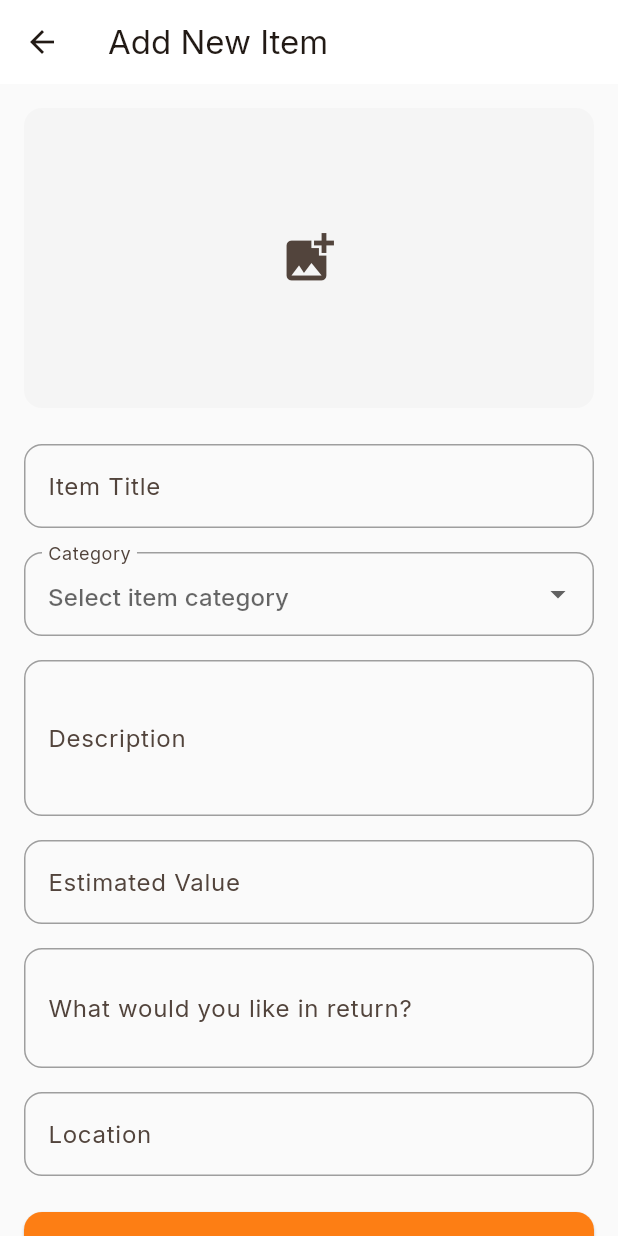
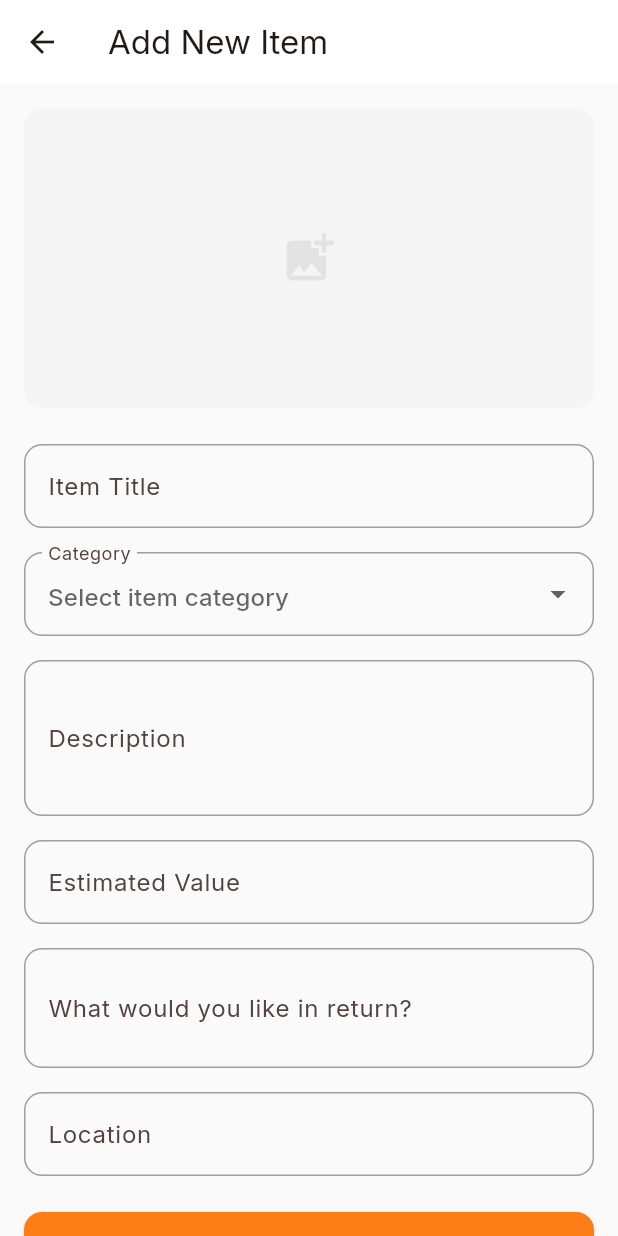
Before and after one commit to Zhav1/trade-match, a Flutter app: the AddItemPage screen opened by its route, on a phone screen of 412 x 824 dp. Run offline on Flutter 3.47's test engine with Material 3 defaults, Android fonts, the phone set to English and light mode, and no system bars; drawn by our look-alikes of shimmer; our stand-ins replace appinio_swiper, flutter_map, geocoding, geolocator, google_fonts, latlong2.

Commit message:
loading screen

```diff
--- a/Flutter/lib/screens/add_item_page.dart
+++ b/Flutter/lib/screens/add_item_page.dart
@@ -1,4 +1,7 @@
 import 'package:flutter/material.dart';
+import 'package:shimmer/shimmer.dart';
+
+import '../widget_Template/loading_overlay.dart';
 
 class AddItemPage extends StatefulWidget {
   const AddItemPage({super.key});
@@ -20,6 +23,7 @@ class _AddItemPageState extends State<AddItemPage> {
     'Others'
   ];
   String? _selectedCategory;
+  bool _isLoading = false;
 
   // Controllers
   final _titleController = TextEditingController();
@@ -40,7 +44,9 @@ class _AddItemPageState extends State<AddItemPage> {
 
   @override
   Widget build(BuildContext context) {
-    return Scaffold(
+    return LoadingOverlay(
+      isLoading: _isLoading,
+      child: Scaffold(
         appBar: AppBar(
           title: const Text('Add New Item'),
           backgroundColor: Colors.white,
@@ -61,10 +67,11 @@ class _AddItemPageState extends State<AddItemPage> {
                     borderRadius: BorderRadius.circular(12),
                   ),
                   child: _selectedImages.isEmpty
-                    ? Center(
-                        child: IconButton(
-                          icon: const Icon(Icons.add_photo_alternate, size: 40),
-                          onPressed: _handleImageSelection,
+                      ? Shimmer.fromColors(
+                          baseColor: Colors.grey[300]!,
+                          highlightColor: Colors.grey[100]!,
+                          child: Center(
+                            child: Icon(Icons.add_photo_alternate, size: 40),
                           ),
                         )
                       : ListView.builder(
@@ -105,7 +112,8 @@ class _AddItemPageState extends State<AddItemPage> {
                 // Title
                 TextFormField(
                   controller: _titleController,
-                decoration: _buildInputDecoration('Item Title', 'Give your item a catchy title'),
+                  decoration: _buildInputDecoration('Item Title',
+                      'Give your item a catchy title'),
                   validator: (value) {
                     if (value == null || value.isEmpty) {
                       return 'Please enter an item title';
@@ -118,7 +126,8 @@ class _AddItemPageState extends State<AddItemPage> {
                 // Category Dropdown
                 DropdownButtonFormField<String>(
                   value: _selectedCategory,
-                decoration: _buildInputDecoration('Category', 'Select item category'),
+                  decoration: _buildInputDecoration('Category',
+                      'Select item category'),
                   items: _categories.map((String category) {
                     return DropdownMenuItem(
                       value: category,
@@ -211,9 +220,15 @@ class _AddItemPageState extends State<AddItemPage> {
                   width: double.infinity,
                   height: 50,
                   child: ElevatedButton(
-                  onPressed: _handleSubmit,
+                    onPressed: () async {
+                      setState(() => _isLoading = true);
+                      await Future.delayed(Duration(seconds: 2)); // Simulate upload
+                      _handleSubmit();
+                      setState(() => _isLoading = false);
+                    },
                     style: ElevatedButton.styleFrom(
-                      backgroundColor: Theme.of(context).colorScheme.primary,
+                        backgroundColor:
+                            Theme.of(context).colorScheme.primary,
                         shape: RoundedRectangleBorder(
                           borderRadius: BorderRadius.circular(12),
                         ),
@@ -228,6 +243,7 @@ class _AddItemPageState extends State<AddItemPage> {
                   ),
                 ),
               ],
+            ),
           ),
         ),
       ),
--- /dev/null
+++ b/Flutter/lib/widget_Template/loading_overlay.dart
@@ -0,0 +1,28 @@
+import 'package:flutter/material.dart';
+
+class LoadingOverlay extends StatelessWidget {
+  final bool isLoading;
+  final Widget child;
+
+  const LoadingOverlay({Key? key, required this.isLoading, required this.child}) : super(key: key);
+
+  @override
+  Widget build(BuildContext context) {
+    return Stack(
+      children: [
+        child,
+        if (isLoading)
+          AnimatedOpacity(
+            opacity: 1,
+            duration: Duration(milliseconds: 200),
+            child: Container(
+              color: Colors.black.withOpacity(0.3),
+              child: Center(
+                child: CircularProgressIndicator(),
+              ),
+            ),
+          ),
+      ],
+    );
+  }
+}
--- a/Flutter/pubspec.yaml
+++ b/Flutter/pubspec.yaml
@@ -43,6 +43,7 @@ dependencies:
   http: ^1.2.0
   image_picker: ^1.0.7
   path: ^1.8.3
+  shimmer: ^3.0.0
 
 dev_dependencies:
   flutter_test:
```
Also changed, not shown: Flutter/lib/chat/chat_detail.dart (+36 -13 lines), Flutter/lib/screens/explore_screen.dart (+29 -4 lines), Flutter/lib/screens/item_detail_page.dart (+11 -3 lines), Flutter/lib/screens/matches_page.dart (+19 -3 lines), Flutter/pubspec.lock. Lines whose indentation alone changed are shown as unchanged.
